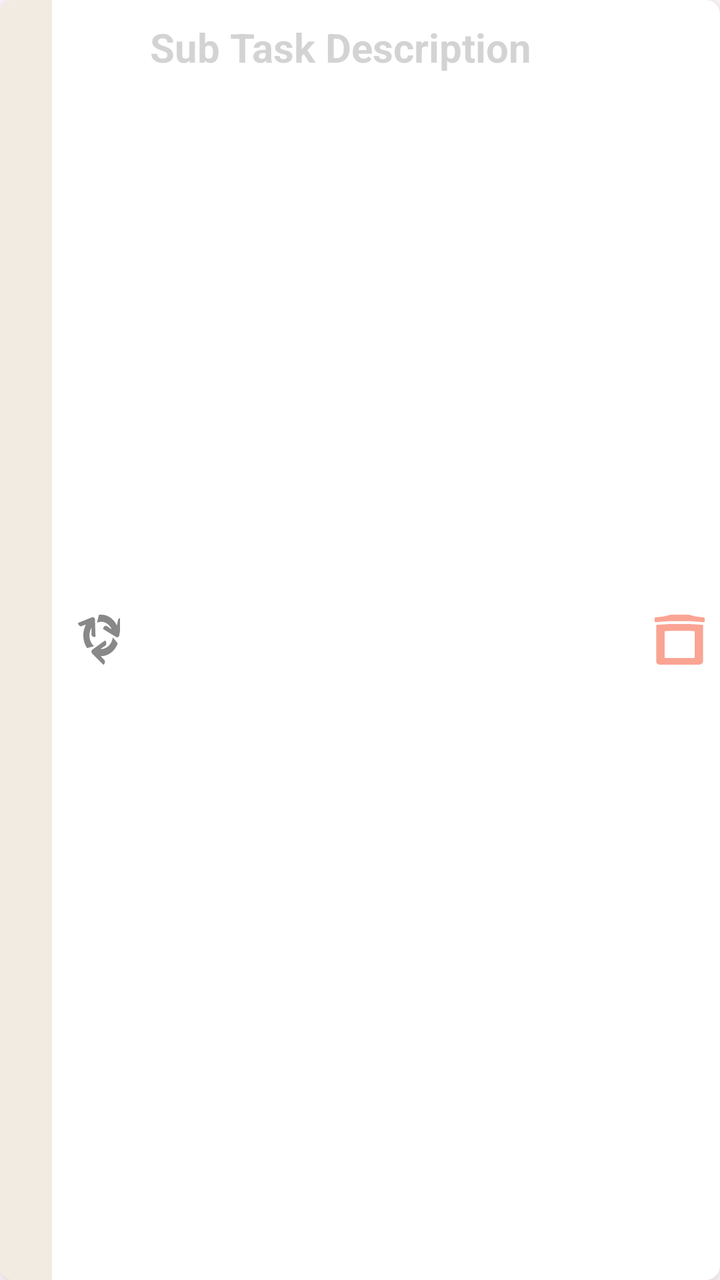
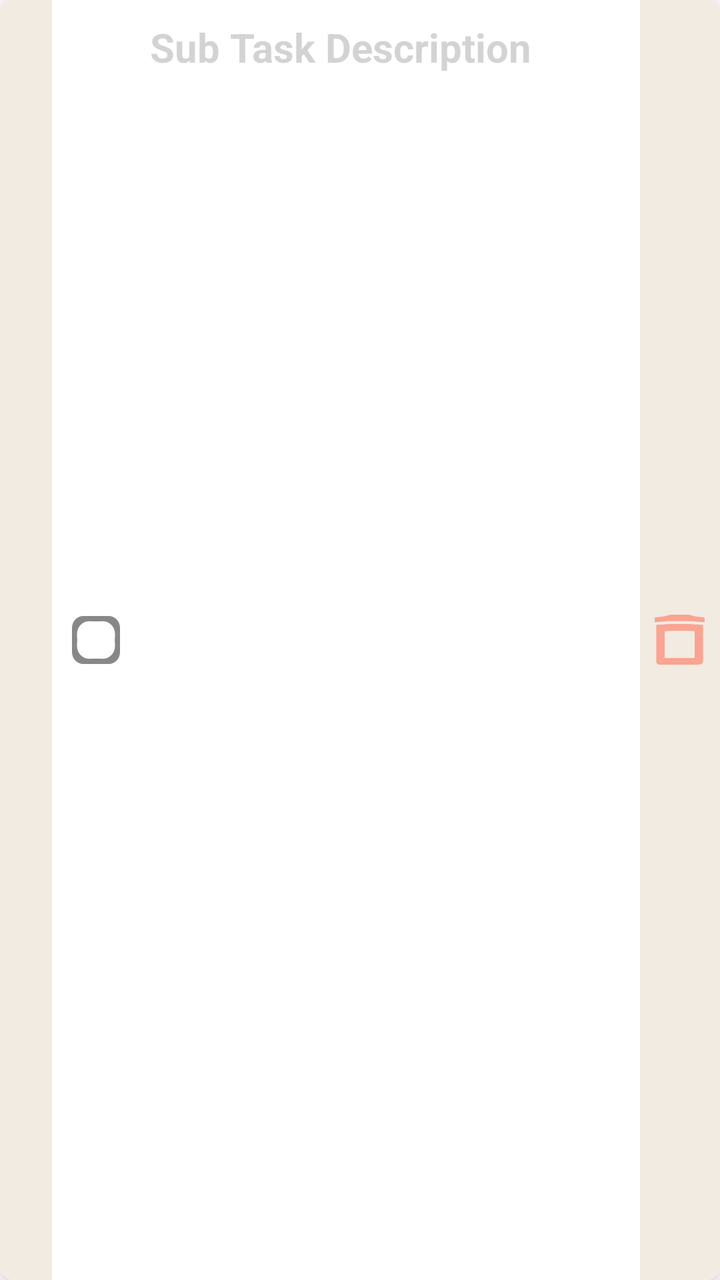

Compare the two renders of this Android layout. The source of the first and the diff that turns it into the second are given below.
<!-- AndroidManifest.xml: application theme Theme.Kuai_Notes_Project -->
<!-- res/layout/recycler_tasks_sub_in_visualizer.xml -->
<?xml version="1.0" encoding="utf-8"?>
<androidx.cardview.widget.CardView xmlns:android="http://schemas.android.com/apk/res/android"
    android:id="@+id/Layout_Item"
    android:layout_width="match_parent"
    android:layout_height="wrap_content"
    xmlns:app="http://schemas.android.com/apk/res-auto"
    app:cardCornerRadius="7dp"
    android:outlineSpotShadowColor="@color/Light_medium_brown"
    android:outlineAmbientShadowColor="@color/transparent"
    android:layout_marginTop="0dp"
    android:layout_marginHorizontal="15dp"

    >
    <LinearLayout
        xmlns:app="http://schemas.android.com/apk/res-auto"
        app:cardCornerRadius="25dp"
        android:id="@+id/Layout_Global_Item"
        android:layout_width="match_parent"
        android:layout_height="wrap_content"
        android:gravity="top"
        android:paddingVertical="10dp"
        android:paddingHorizontal="15dp"
        android:requiresFadingEdge="horizontal"
        android:fadingEdge="horizontal"
        android:background="@drawable/rounded_layout_7dp"
        android:outlineSpotShadowColor="@color/light_brown_natural"
        android:outlineAmbientShadowColor="@color/transparent"
        android:fadingEdgeLength="20dp"
        android:orientation="vertical"
        >

        

        <EditText
            android:id="@+id/Task_Sub_Description"
            android:layout_width="wrap_content"
            android:layout_height="wrap_content"
            android:background="@android:color/transparent"
            android:layout_marginLeft="60dp"
            android:hint="Sub Task Description"
            android:gravity="top"
            android:text=""
            android:textColor="@color/note_visualizer_title_text_color"
            android:textColorHighlight="@color/green_nai_cha"
            android:textColorHint="@color/note_visualizer_title_hint"
            android:textSize="20sp"
            android:textStyle="bold"/>

    </LinearLayout>


    <LinearLayout
        android:id="@+id/Layout_Completed_Mark_Ghost"
        android:layout_width="60dp"
        android:layout_height="match_parent"
        android:layout_gravity="start|center_vertical"
        android:layout_marginTop="0dp"
        android:layout_marginRight="38dp"
        android:layout_marginBottom="0dp"
        android:gravity="center_vertical"
        android:orientation="vertical">


        <FrameLayout
            android:id="@+id/Fl_Completed_Mark_Ghost"
            android:layout_width="match_parent"
            android:layout_height="32dp"
            android:layout_gravity="center_vertical"
            android:layout_marginBottom="0dp"
            android:clickable="false"
            android:focusable="false"
            android:longClickable="false" />
    </LinearLayout>
    <LinearLayout
        android:id="@+id/Layout_Completed_Mark"
        android:layout_width="60dp"
        android:layout_height="match_parent"
        android:layout_gravity="start|center_vertical"
        android:layout_marginTop="0dp"
        android:layout_marginRight="38dp"
        android:layout_marginBottom="0dp"
        android:gravity="center_vertical"
        android:orientation="vertical">


        <FrameLayout
            android:id="@+id/Fl_Completed_Mark"
            android:layout_width="22dp"
            android:layout_height="25dp"
            android:layout_gravity="center"
            android:layout_marginLeft="20dp"
            android:background="@drawable/recycler_logo_icon_4"
            android:backgroundTint="@color/item_visualizer_icon_neutral_tint"
            android:clickable="false"
            android:focusable="false"
            android:longClickable="false" />
    </LinearLayout>
    <LinearLayout
        android:id="@+id/Layout_Remove_Sub_Task"
        android:layout_width="40dp"
        android:layout_height="match_parent"
        android:layout_gravity="end|center_vertical"
        android:layout_marginTop="0dp"
        android:layout_marginBottom="0dp"
        android:gravity="center_vertical"
        android:orientation="vertical">


        <FrameLayout
            android:id="@+id/Fl_Remove_Sub_Task"
            android:layout_width="25dp"
            android:layout_height="25dp"
            android:layout_gravity="center"
            android:background="@drawable/trash_can_icon_1"
            android:backgroundTint="@color/salmon_light"
            android:clickable="false"
            android:focusable="false"
            android:longClickable="false" />
    </LinearLayout>
    <LinearLayout
        android:id="@+id/Layout_Upper_Line"
        android:layout_width="26dp"
        android:layout_height="match_parent"
        android:layout_gravity="left"
        android:layout_marginTop="0dp"
        android:gravity="center_vertical"
        android:background="@color/white_bamboo"
        android:orientation="vertical">

    </LinearLayout>


</androidx.cardview.widget.CardView>
<!-- resources referenced by this layout -->
<resources>
  <color name="Light_medium_brown">#A28F7E</color>
  <color name="green_nai_cha">#aede7b</color>
  <color name="item_visualizer_icon_neutral_tint">#888888</color>
  <color name="light_brown_natural">#FFCEB7A1</color>
  <color name="note_visualizer_title_hint">#3A3C3C3C</color>
  <color name="note_visualizer_title_text_color">#333333</color>
  <color name="salmon_light">#FFFAA493</color>
  <color name="transparent">#008F8F8F</color>
  <color name="white_bamboo">#FFF1EBE1</color>
  <!-- drawable recycler_logo_icon_4: vector/xml drawable (drawable, 2132 chars, omitted) -->
  <!-- drawable rounded_layout_7dp (drawable) -->
  <?xml version="1.0" encoding="utf-8"?>
  <shape xmlns:android="http://schemas.android.com/apk/res/android">
      <corners android:radius="7dp"></corners>
      <solid android:color="@color/transparent"></solid>
  
  </shape>
  <!-- drawable trash_can_icon_1 (drawable) -->
  <vector xmlns:android="http://schemas.android.com/apk/res/android"
      android:width="95.35dp"
      android:height="120.12dp"
      android:viewportWidth="95.35"
      android:viewportHeight="120.12">
    <path
        android:fillColor="#FF000000"
        android:pathData="M28.86,22.34 L3.04,24.38v88.74a7,7 45,0 0,7 7h74.51a7.75,7.75 135,0 0,7.75 -7.75L92.31,24.38l-25.82,-2.04zM30.39,38.87h34.57l11.35,0.6L76.31,104.12L19.04,104.12L19.04,39.47Z"/>
    <path
        android:fillColor="#FF000000"
        android:pathData="M31.16,0 L16.64,4.3 1.81,6.24A2.09,2.09 131.26,0 0,0 8.31l0,7.87a1.83,1.83 42.18,0 0,2.01 1.82l25.55,-2.53h40.23l25.32,2.51a2.04,2.04 137.82,0 0,2.24 -2.03l-0,-7.44a2.31,2.31 48.74,0 0,-2.01 -2.29l-14.63,-1.92 -13.99,-4.3z"
        android:strokeLineCap="square"/>
  </vector>
  <style name="Theme.Kuai_Notes_Project" parent="Base.Theme.Kuai_Notes_Project">
  
          
  
          <item name="android:navigationBarColor">#BFFBE4CC</item>
  
          
  
  
  
  
  
  
  
      </style>
  <color name="color_primary">#9E9E9E</color>
  <color name="green_dark_cha">#7baf40</color>
  <color name="white_softy_1">#FFF7F2F7</color>
  <color name="gray_light_2">#FF888B8E</color>
  <color name="white">#FFFFFFFF</color>
  <color name="teal_200">#FF03DAC5</color>
  <color name="teal_700">#FF018786</color>
  <color name="black">#FF000000</color>
  <color name="light_brown_natural_trans">#BFCEB7A1</color>
  <!-- unchanged entries left out for length: 1 -->
</resources>

<!-- the commit's change to res/layout/recycler_tasks_sub_in_visualizer.xml (unified diff, before → after) -->
@@ -5,6 +5,8 @@
     android:layout_height="wrap_content"
     xmlns:app="http://schemas.android.com/apk/res-auto"
     app:cardCornerRadius="7dp"
+    android:focusable="true"
+    android:clickable="true"
     android:outlineSpotShadowColor="@color/Light_medium_brown"
     android:outlineAmbientShadowColor="@color/transparent"
     android:layout_marginTop="0dp"
@@ -85,11 +87,11 @@
 
         <FrameLayout
             android:id="@+id/Fl_Completed_Mark"
-            android:layout_width="22dp"
-            android:layout_height="25dp"
+            android:layout_width="24dp"
+            android:layout_height="24dp"
             android:layout_gravity="center"
-            android:layout_marginLeft="20dp"
-            android:background="@drawable/recycler_logo_icon_4"
+            android:layout_marginLeft="18dp"
+            android:background="@drawable/icon_complete_task_test_4"
             android:backgroundTint="@color/item_visualizer_icon_neutral_tint"
             android:clickable="false"
             android:focusable="false"
@@ -102,6 +104,8 @@
         android:layout_gravity="end|center_vertical"
         android:layout_marginTop="0dp"
         android:layout_marginBottom="0dp"
+        android:background="@color/white_bamboo"
+
         android:gravity="center_vertical"
         android:orientation="vertical">
 
<!-- resource entries referenced after the edit -->
@@ -9,7 +9,17 @@
   <color name="salmon_light">#FFFAA493</color>
   <color name="transparent">#008F8F8F</color>
   <color name="white_bamboo">#FFF1EBE1</color>
-  <!-- drawable recycler_logo_icon_4: vector/xml drawable (drawable, 2132 chars, omitted) -->
+  <!-- drawable icon_complete_task_test_4 (drawable) -->
+  <vector xmlns:android="http://schemas.android.com/apk/res/android"
+      android:width="93.502dp"
+      android:height="88.943dp"
+      android:viewportWidth="93.502"
+      android:viewportHeight="88.943">
+    <path
+        android:fillColor="#FF000000"
+        android:pathData="M0,22L0,66.943a22,22 45,0 0,22 22h49.502a22,22 135,0 0,22 -22L93.502,22a22,22 45,0 0,-22 -22L22,0a22,22 135,0 0,-22 22zM33.99,9.701 L46.751,10.058 59.512,9.701a23.594,23.594 45.052,0 1,24.245 24.288l-0.313,10.483 0.313,10.483A23.594,23.594 134.948,0 1,59.512 79.243L46.751,78.885 33.99,79.243A23.594,23.594 45.052,0 1,9.746 54.954L10.058,44.472 9.746,33.989A23.594,23.594 134.948,0 1,33.99 9.701Z"
+        android:strokeLineCap="square"/>
+  </vector>
   <!-- drawable rounded_layout_7dp (drawable) -->
   <?xml version="1.0" encoding="utf-8"?>
   <shape xmlns:android="http://schemas.android.com/apk/res/android">
